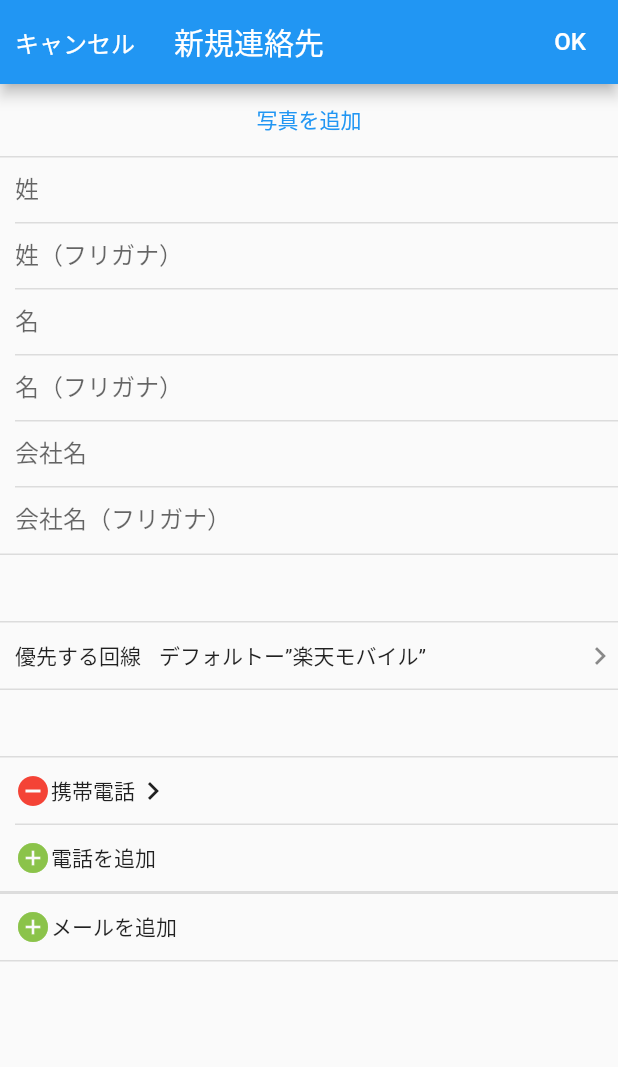
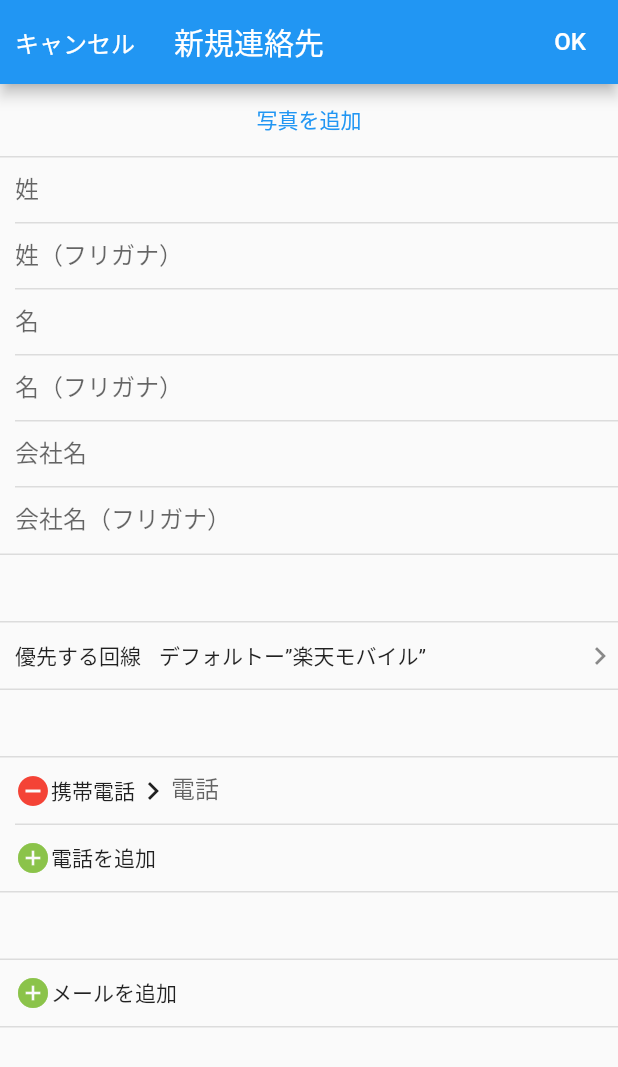
Before and after one commit to Aniokrait/mock_ios_phone_app, a Flutter app: the NewContactPage screen opened by its route, on a phone screen of 412 x 824 dp. Shown: the top 1067 px of the screen. Run offline on Flutter 3.47's test engine with Material 2 defaults, Android fonts, the phone set to English and light mode, and no system bars; our stand-ins replace flutter_riverpod.

Commit message:
ヒントテキストを追加。

```diff
--- a/lib/pages/new_contact_page.dart
+++ b/lib/pages/new_contact_page.dart
@@ -54,8 +54,14 @@ class _ContactForm extends ConsumerWidget {
                   height: itemHeight,
                 ),
                 _PhoneNumbersField(),
+                SizedBox(
+                  height: itemHeight,
+                ),
                 // メール
                 _EmailField(),
+                SizedBox(
+                  height: itemHeight,
+                ),
                 // 着信音
 
                 // メッセージ
@@ -178,9 +184,9 @@ class _PhoneNumbersField extends ConsumerWidget {
                     const Icon(Icons.chevron_right),
                     Expanded(
                       child: TextFormField(
-                        keyboardType: TextInputType.phone,
+                        keyboardType: TextInputType.emailAddress,
                         decoration:
-                            const InputDecoration(border: InputBorder.none),
+                            const InputDecoration(border: InputBorder.none, hintText: '電話'),
                         controller:
                             ref.watch(phoneNumbersTextEditControllers)[index],
                       ),
@@ -280,9 +286,9 @@ class _EmailField extends ConsumerWidget {
                   const Icon(Icons.chevron_right),
                   Expanded(
                     child: TextFormField(
-                      keyboardType: TextInputType.phone,
+                      keyboardType: TextInputType.emailAddress,
                       decoration:
-                          const InputDecoration(border: InputBorder.none),
+                          const InputDecoration(border: InputBorder.none, hintText: 'メール'),
                       controller: ref.watch(emailTextEditControllers)[index],
                     ),
                   ),
```
